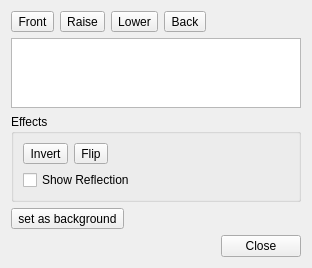
Above: items/PicturePropertiesItem.ui from enricoros/fotowall before the change. Below: the same form after it.
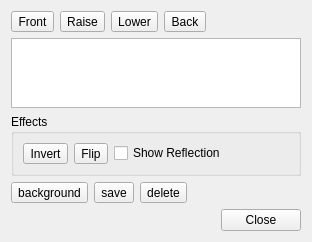
That is the form after the change. Icons and pictures are not drawn.

Commit message: Last 0.3 feature: export a single Picture in PNG format.

The edit to the form file:
```diff
--- a/items/PicturePropertiesItem.ui
+++ b/items/PicturePropertiesItem.ui
@@ -7,7 +7,7 @@
     <x>0</x>
     <y>0</y>
     <width>312</width>
-    <height>265</height>
+    <height>240</height>
    </rect>
   </property>
   <property name="windowTitle">
@@ -140,13 +140,6 @@
         </property>
        </widget>
       </item>
-      <item row="1" column="0" colspan="4">
-       <widget class="QCheckBox" name="reflection">
-        <property name="text">
-         <string>Show Reflection</string>
-        </property>
-       </widget>
-      </item>
       <item row="0" column="3">
        <spacer name="horizontalSpacer_5">
         <property name="orientation">
@@ -160,13 +153,22 @@
         </property>
        </spacer>
       </item>
+      <item row="0" column="2">
+       <widget class="QCheckBox" name="reflection">
+        <property name="text">
+         <string>Show Reflection</string>
+        </property>
+       </widget>
+      </item>
      </layout>
     </widget>
    </item>
+   <item>
+    <layout class="QHBoxLayout" name="horizontalLayout_2">
    <item>
     <widget class="QToolButton" name="background">
      <property name="text">
-      <string>set as background</string>
+        <string>background</string>
      </property>
      <property name="icon">
       <iconset resource="../fotowall.qrc">
@@ -176,6 +178,49 @@
       <enum>Qt::ToolButtonTextBesideIcon</enum>
      </property>
     </widget>
+     </item>
+     <item>
+      <widget class="QToolButton" name="save">
+       <property name="text">
+        <string>save</string>
+       </property>
+       <property name="icon">
+        <iconset resource="../fotowall.qrc">
+         <normaloff>:/data/action-save.png</normaloff>:/data/action-save.png</iconset>
+       </property>
+       <property name="toolButtonStyle">
+        <enum>Qt::ToolButtonTextBesideIcon</enum>
+       </property>
+      </widget>
+     </item>
+     <item>
+      <widget class="QToolButton" name="del">
+       <property name="text">
+        <string>delete</string>
+       </property>
+       <property name="icon">
+        <iconset resource="../fotowall.qrc">
+         <normaloff>:/data/action-delete.png</normaloff>:/data/action-delete.png</iconset>
+       </property>
+       <property name="toolButtonStyle">
+        <enum>Qt::ToolButtonTextBesideIcon</enum>
+       </property>
+      </widget>
+     </item>
+     <item>
+      <spacer name="horizontalSpacer_6">
+       <property name="orientation">
+        <enum>Qt::Horizontal</enum>
+       </property>
+       <property name="sizeHint" stdset="0">
+        <size>
+         <width>40</width>
+         <height>20</height>
+        </size>
+       </property>
+      </spacer>
+     </item>
+    </layout>
    </item>
    <item>
     <widget class="QDialogButtonBox" name="buttonBox">
```
Lines whose indentation alone changed are shown as unchanged. The commit also changes 7 other files.
